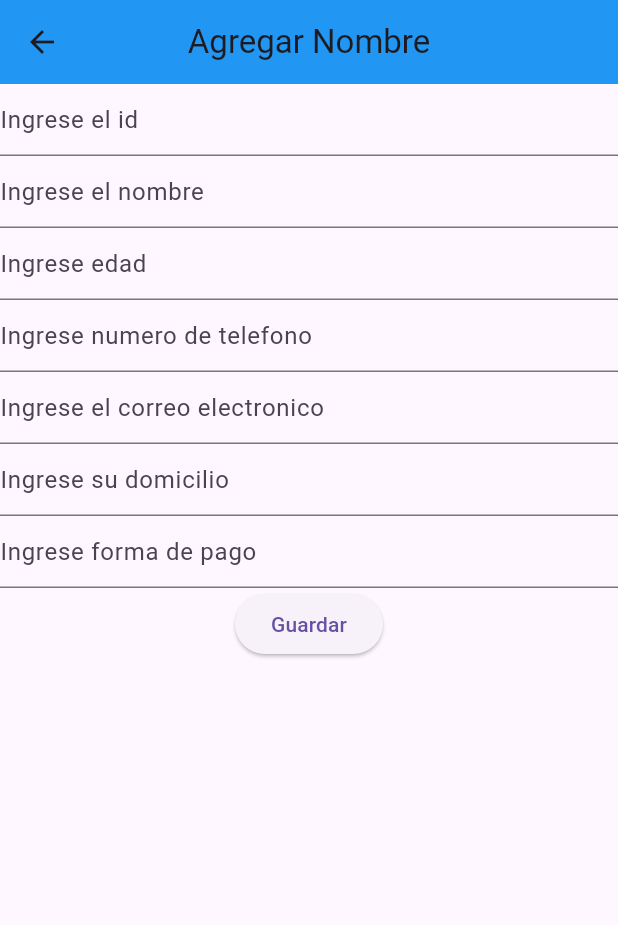
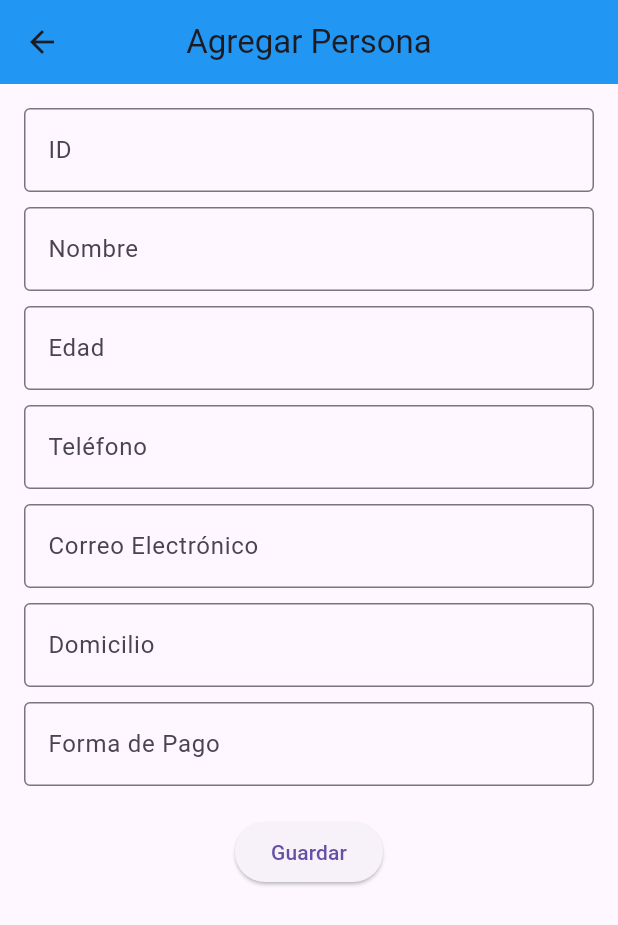
Before and after one commit to GabrielAlvrado89/copiaDeAct7, a Flutter app: the AddName screen opened by its route, on a phone screen of 412 x 824 dp. Shown: the top 925 px of the screen. Run offline on Flutter 3.47's test engine with Material 3 defaults, Android fonts, the phone set to English and light mode, and no system bars; our stand-ins replace cloud_firestore, firebase_core; accounts and stored records are empty.

Commit message:
Update add_name.dart

```diff
--- a/lib/pages/add_name.dart
+++ b/lib/pages/add_name.dart
@@ -9,75 +9,139 @@ class AddName extends StatefulWidget {
 }
 
 class _AddNameState extends State<AddName> {
+  // Creamos un TextEditingController para cada campo
+  TextEditingController idController = TextEditingController(text: "");
   TextEditingController nameController = TextEditingController(text: "");
+  TextEditingController ageController = TextEditingController(text: "");
+  TextEditingController phoneController = TextEditingController(text: "");
+  TextEditingController emailController = TextEditingController(text: "");
+  TextEditingController addressController = TextEditingController(text: "");
+  TextEditingController paymentMethodController = TextEditingController(text: "");
 
   @override
   Widget build(BuildContext context) {
     return Scaffold(
       appBar: AppBar(
-        title: Text("Agregar Nombre"),
+        title: Text("Agregar Persona"), // Título más general
         centerTitle: true,
         backgroundColor: Colors.blue,
       ),
-      body: Column(
+      body: SingleChildScrollView( // Añadimos SingleChildScrollView para evitar overflow en pantallas pequeñas
+        padding: const EdgeInsets.all(16.0), // Agregamos un poco de padding
+        child: Column(
           children: [
             TextField(
-            controller: nameController,
+              controller: idController,
               decoration: const InputDecoration(
-              hintText: 'Ingrese el id',
+                hintText: 'Ingrese el ID',
+                labelText: 'ID', // Añadimos labelText para mejor UX
+                border: OutlineInputBorder(), // Borde para mejor visualización
               ),
+              keyboardType: TextInputType.text, // Tipo de teclado adecuado
             ),
+            const SizedBox(height: 10), // Espacio entre campos
 
             TextField(
               controller: nameController,
               decoration: const InputDecoration(
                 hintText: 'Ingrese el nombre',
+                labelText: 'Nombre',
+                border: OutlineInputBorder(),
               ),
+              keyboardType: TextInputType.text,
             ),
+            const SizedBox(height: 10),
 
             TextField(
-            controller: nameController,
+              controller: ageController,
               decoration: const InputDecoration(
                 hintText: 'Ingrese edad',
+                labelText: 'Edad',
+                border: OutlineInputBorder(),
               ),
+              keyboardType: TextInputType.number, // Teclado numérico para la edad
             ),
+            const SizedBox(height: 10),
 
             TextField(
-            controller: nameController,
+              controller: phoneController,
               decoration: const InputDecoration(
-              hintText: 'Ingrese numero de telefono ',
+                hintText: 'Ingrese número de teléfono',
+                labelText: 'Teléfono',
+                border: OutlineInputBorder(),
               ),
+              keyboardType: TextInputType.phone, // Teclado de teléfono
             ),
+            const SizedBox(height: 10),
 
             TextField(
-            controller: nameController,
+              controller: emailController,
               decoration: const InputDecoration(
-              hintText: 'Ingrese el correo electronico',
+                hintText: 'Ingrese el correo electrónico',
+                labelText: 'Correo Electrónico',
+                border: OutlineInputBorder(),
               ),
+              keyboardType: TextInputType.emailAddress, // Teclado de correo electrónico
             ),
+            const SizedBox(height: 10),
 
             TextField(
-            controller: nameController,
+              controller: addressController,
               decoration: const InputDecoration(
                 hintText: 'Ingrese su domicilio',
+                labelText: 'Domicilio',
+                border: OutlineInputBorder(),
               ),
+              keyboardType: TextInputType.streetAddress, // Teclado de dirección
             ),
+            const SizedBox(height: 10),
+
             TextField(
-            controller: nameController,
+              controller: paymentMethodController,
               decoration: const InputDecoration(
                 hintText: 'Ingrese forma de pago',
+                labelText: 'Forma de Pago',
+                border: OutlineInputBorder(),
               ),
+              keyboardType: TextInputType.text,
             ),
+            const SizedBox(height: 20), // Espacio antes del botón
+
             ElevatedButton(
               onPressed: () async {
-              await addPeople(nameController.text).then((_) {
+                // Convertir la edad a int, manejando posibles errores
+                int age = int.tryParse(ageController.text) ?? 0; // Si no es un número válido, se establece en 0
+
+                await addPeople(
+                  idController.text,
+                  nameController.text,
+                  age,
+                  phoneController.text,
+                  emailController.text,
+                  addressController.text,
+                  paymentMethodController.text,
+                ).then((_) {
                   Navigator.pop(context);
                 });
               },
-            child: Text("Guardar"),
+              child: const Text("Guardar"),
             ),
           ],
         ),
+      ),
     );
   }
+
+  @override
+  void dispose() {
+    // Es importante liberar los controladores cuando el widget se destruye
+    idController.dispose();
+    nameController.dispose();
+    ageController.dispose();
+    phoneController.dispose();
+    emailController.dispose();
+    addressController.dispose();
+    paymentMethodController.dispose();
+    super.dispose();
   }
+}
```
Lines whose indentation alone changed are shown as unchanged.
